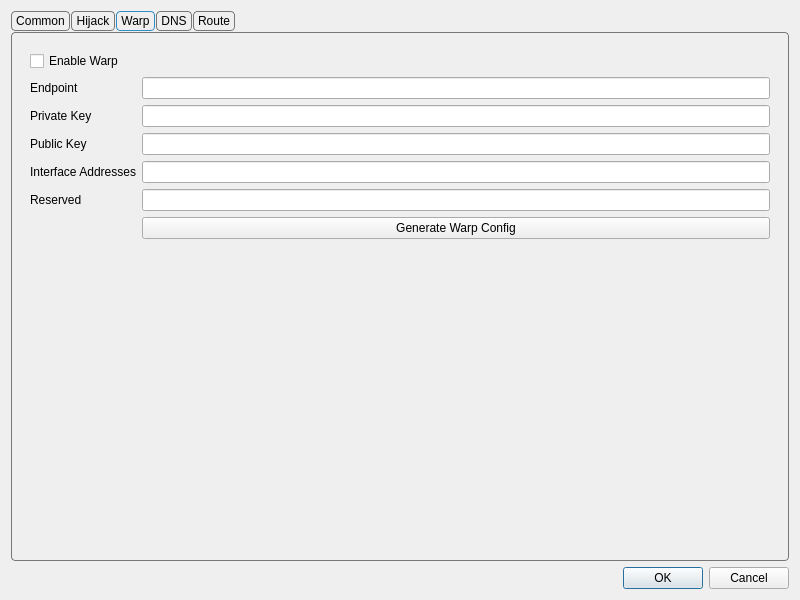
Above: include/ui/setting/dialog_manage_routes.ui from Yulinanami/ethernet-tun-test before the change. Below: the same form after it.
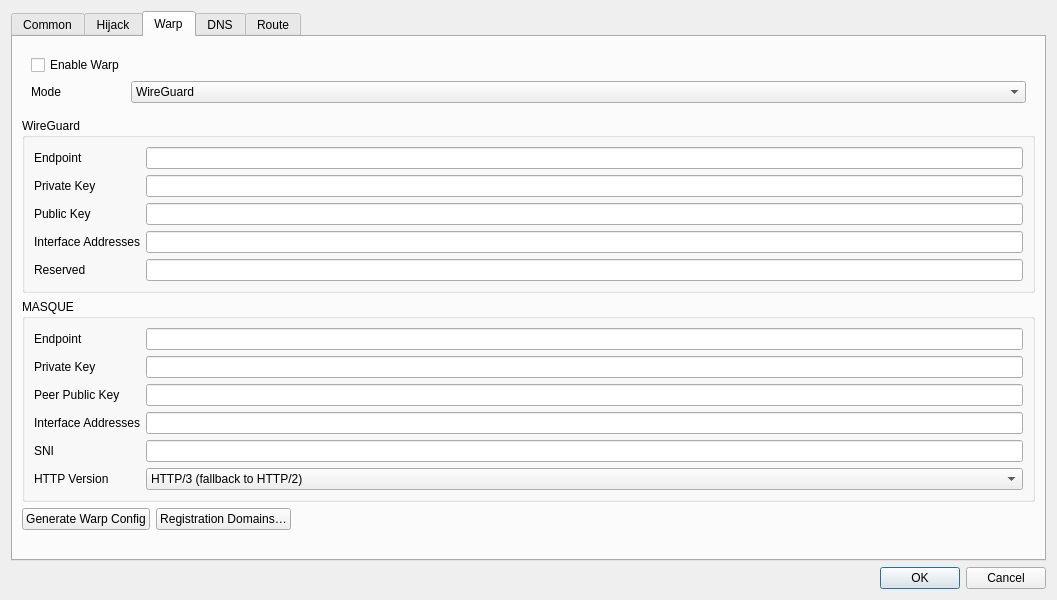
That is the form after the change. The open tabs and pages were chosen to show the change.

What changed in the file:
```diff
--- a/include/ui/setting/dialog_manage_routes.ui
+++ b/include/ui/setting/dialog_manage_routes.ui
@@ -6,7 +6,7 @@
    <rect>
     <x>0</x>
     <y>0</y>
-    <width>800</width>
+    <width>1057</width>
     <height>600</height>
    </rect>
   </property>
@@ -16,38 +16,6 @@
   <layout class="QVBoxLayout" name="verticalLayout">
    <item>
     <widget class="QTabWidget" name="tabWidget">
-     <property name="styleSheet">
-      <string notr="true">QTabWidget::pane {
-    margin-top: 1px;
-    border: 1px solid #777777;
-    border-radius: 4px;
-}
-
-QTabBar {
-    background: transparent;
-    qproperty-drawBase: 0;
-}
-
-QTabBar::tab {
-    border: 1px solid #777777;
-    border-radius: 4px;
-
-    padding: 2px 4px;
-    margin-right: 1px;
-}
-
-QTabBar::tab:selected {
-    border: 1px solid palette(highlight);
-}
-
-QTabBar::tab:!selected {
-    border: 1px solid #777777;
-}
-
-QTabBar::tab:hover:!selected {
-    border: 1px solid #777777;
-}</string>
-     </property>
      <property name="currentIndex">
       <number>0</number>
      </property>
@@ -287,68 +255,238 @@
            </widget>
           </item>
           <item row="1" column="0">
+           <widget class="QLabel" name="warp_mode_l">
+            <property name="toolTip">
+             <string>WireGuard runs over UDP. MASQUE tunnels over HTTP/3 or HTTP/2 and passes networks that block WireGuard.</string>
+            </property>
+            <property name="text">
+             <string>Mode</string>
+            </property>
+           </widget>
+          </item>
+          <item row="1" column="1">
+           <widget class="QComboBox" name="warp_mode">
+            <property name="toolTip">
+             <string>WireGuard runs over UDP. MASQUE tunnels over HTTP/3 or HTTP/2 and passes networks that block WireGuard.</string>
+            </property>
+            <item>
+             <property name="text">
+              <string notr="true">WireGuard</string>
+             </property>
+            </item>
+            <item>
+             <property name="text">
+              <string notr="true">MASQUE</string>
+             </property>
+            </item>
+           </widget>
+          </item>
+         </layout>
+        </widget>
+       </item>
+       <item>
+        <widget class="QGroupBox" name="warp_wg_box">
+         <property name="title">
+          <string notr="true">WireGuard</string>
+         </property>
+         <layout class="QFormLayout" name="warp_wg_form">
+          <item row="0" column="0">
            <widget class="QLabel" name="label_7">
             <property name="text">
              <string>Endpoint</string>
             </property>
            </widget>
           </item>
-          <item row="1" column="1">
+          <item row="0" column="1">
            <widget class="QLineEdit" name="warp_ep"/>
           </item>
-          <item row="2" column="0">
+          <item row="1" column="0">
            <widget class="QLabel" name="label_4">
             <property name="text">
              <string>Private Key</string>
             </property>
            </widget>
           </item>
-          <item row="2" column="1">
+          <item row="1" column="1">
            <widget class="QLineEdit" name="warp_private_key"/>
           </item>
-          <item row="3" column="0">
+          <item row="2" column="0">
            <widget class="QLabel" name="label_5">
             <property name="text">
              <string>Public Key</string>
             </property>
            </widget>
           </item>
-          <item row="3" column="1">
+          <item row="2" column="1">
            <widget class="QLineEdit" name="warp_public_key"/>
           </item>
-          <item row="7" column="1">
-           <widget class="QPushButton" name="warp_autogen">
-            <property name="toolTip">
-             <string>&lt;html&gt;&lt;head/&gt;&lt;body&gt;&lt;p&gt;Gets a new config from cloudflare API&lt;/p&gt;&lt;/body&gt;&lt;/html&gt;</string>
-            </property>
-            <property name="text">
-             <string>Generate Warp Config</string>
-            </property>
-           </widget>
-          </item>
-          <item row="5" column="1">
-           <widget class="QLineEdit" name="warp_reserved"/>
-          </item>
-          <item row="5" column="0">
-           <widget class="QLabel" name="label">
-            <property name="text">
-             <string>Reserved</string>
-            </property>
-           </widget>
-          </item>
-          <item row="4" column="0">
+          <item row="3" column="0">
            <widget class="QLabel" name="label_12">
             <property name="text">
              <string>Interface Addresses</string>
             </property>
            </widget>
           </item>
-          <item row="4" column="1">
+          <item row="3" column="1">
            <widget class="QLineEdit" name="warp_ifc_addrs"/>
           </item>
+          <item row="4" column="0">
+           <widget class="QLabel" name="label">
+            <property name="text">
+             <string>Reserved</string>
+            </property>
+           </widget>
+          </item>
+          <item row="4" column="1">
+           <widget class="QLineEdit" name="warp_reserved"/>
+          </item>
          </layout>
         </widget>
        </item>
+       <item>
+        <widget class="QGroupBox" name="warp_masque_box">
+         <property name="title">
+          <string notr="true">MASQUE</string>
+         </property>
+         <layout class="QFormLayout" name="warp_masque_form">
+          <item row="0" column="0">
+           <widget class="QLabel" name="warp_masque_ep_l">
+            <property name="text">
+             <string>Endpoint</string>
+            </property>
+           </widget>
+          </item>
+          <item row="0" column="1">
+           <widget class="QLineEdit" name="warp_masque_ep"/>
+          </item>
+          <item row="1" column="0">
+           <widget class="QLabel" name="warp_masque_private_key_l">
+            <property name="text">
+             <string>Private Key</string>
+            </property>
+           </widget>
+          </item>
+          <item row="1" column="1">
+           <widget class="QLineEdit" name="warp_masque_private_key"/>
+          </item>
+          <item row="2" column="0">
+           <widget class="QLabel" name="warp_masque_peer_public_key_l">
+            <property name="toolTip">
+             <string>Base64 DER of the server's public key. When set, it pins the server certificate.</string>
+            </property>
+            <property name="text">
+             <string>Peer Public Key</string>
+            </property>
+           </widget>
+          </item>
+          <item row="2" column="1">
+           <widget class="QLineEdit" name="warp_masque_peer_public_key"/>
+          </item>
+          <item row="3" column="0">
+           <widget class="QLabel" name="warp_masque_ifc_addrs_l">
+            <property name="text">
+             <string>Interface Addresses</string>
+            </property>
+           </widget>
+          </item>
+          <item row="3" column="1">
+           <widget class="QLineEdit" name="warp_masque_ifc_addrs"/>
+          </item>
+          <item row="4" column="0">
+           <widget class="QLabel" name="warp_masque_sni_l">
+            <property name="text">
+             <string notr="true">SNI</string>
+            </property>
+           </widget>
+          </item>
+          <item row="4" column="1">
+           <widget class="QLineEdit" name="warp_masque_sni"/>
+          </item>
+          <item row="5" column="0">
+           <widget class="QLabel" name="warp_masque_http_mode_l">
+            <property name="toolTip">
+             <string>HTTP/3 runs over UDP; HTTP/2 runs over TLS on TCP and works where UDP is blocked.</string>
+            </property>
+            <property name="text">
+             <string>HTTP Version</string>
+            </property>
+           </widget>
+          </item>
+          <item row="5" column="1">
+           <widget class="QComboBox" name="warp_masque_http_mode">
+            <property name="toolTip">
+             <string>HTTP/3 runs over UDP; HTTP/2 runs over TLS on TCP and works where UDP is blocked.</string>
+            </property>
+            <item>
+             <property name="text">
+              <string>HTTP/3 (fallback to HTTP/2)</string>
+             </property>
+            </item>
+            <item>
+             <property name="text">
+              <string>HTTP/3 only</string>
+             </property>
+            </item>
+            <item>
+             <property name="text">
+              <string notr="true">HTTP/2</string>
+             </property>
+            </item>
+           </widget>
+          </item>
+         </layout>
+        </widget>
+       </item>
+       <item>
+        <layout class="QHBoxLayout" name="warp_autogen_row">
+         <item>
+          <widget class="QPushButton" name="warp_autogen">
+           <property name="toolTip">
+            <string>&lt;html&gt;&lt;head/&gt;&lt;body&gt;&lt;p&gt;Gets a new config from cloudflare API&lt;/p&gt;&lt;/body&gt;&lt;/html&gt;</string>
+           </property>
+           <property name="text">
+            <string>Generate Warp Config</string>
+           </property>
+          </widget>
+         </item>
+         <item>
+          <widget class="QPushButton" name="warp_api_hosts_btn">
+           <property name="toolTip">
+            <string>Cloudflare API domains to try, in order, when generating a WARP config</string>
+           </property>
+           <property name="text">
+            <string>Registration Domains…</string>
+           </property>
+          </widget>
+         </item>
+         <item>
+          <spacer name="warp_autogen_spacer">
+           <property name="orientation">
+            <enum>Qt::Horizontal</enum>
+           </property>
+           <property name="sizeHint" stdset="0">
+            <size>
+             <width>40</width>
+             <height>20</height>
+            </size>
+           </property>
+          </spacer>
+         </item>
+        </layout>
+       </item>
+       <item>
+        <spacer name="warp_bottom_spacer">
+         <property name="orientation">
+          <enum>Qt::Vertical</enum>
+         </property>
+         <property name="sizeHint" stdset="0">
+          <size>
+           <width>20</width>
+           <height>40</height>
+          </size>
+         </property>
+        </spacer>
+       </item>
       </layout>
      </widget>
      <widget class="QWidget" name="tab_3">
```
Left out of the diff: 356 changed lines with no effect on the pictures.
